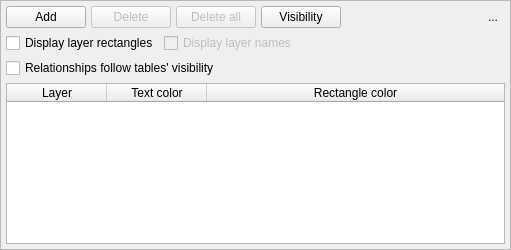
Qt form libs/libgui/ui/widgets/layersconfigwidget.ui (nullptrlabs/pgmodeler) before a commit.
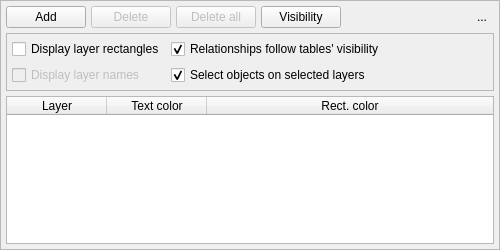
The same form after that commit. Icons and pictures are not drawn.

Commit message: Add option to select objects belonging to selected layers

Patch:
```diff
--- a/libs/libgui/ui/widgets/layersconfigwidget.ui
+++ b/libs/libgui/ui/widgets/layersconfigwidget.ui
@@ -6,13 +6,13 @@
    <rect>
     <x>0</x>
     <y>0</y>
-    <width>511</width>
+    <width>500</width>
     <height>250</height>
    </rect>
   </property>
   <property name="minimumSize">
    <size>
-    <width>450</width>
+    <width>500</width>
     <height>250</height>
    </size>
   </property>
@@ -279,14 +279,36 @@
        </layout>
       </item>
       <item>
-       <layout class="QHBoxLayout" name="horizontalLayout">
-        <property name="spacing">
+       <widget class="QFrame" name="options_frm">
+        <property name="minimumSize">
+         <size>
+          <width>0</width>
+          <height>0</height>
+         </size>
+        </property>
+        <property name="frameShape">
+         <enum>QFrame::Shape::StyledPanel</enum>
+        </property>
+        <property name="frameShadow">
+         <enum>QFrame::Shadow::Raised</enum>
+        </property>
+        <layout class="QGridLayout" name="gridLayout">
+         <property name="leftMargin">
          <number>5</number>
         </property>
-        <item>
+         <property name="topMargin">
+          <number>5</number>
+         </property>
+         <property name="rightMargin">
+          <number>5</number>
+         </property>
+         <property name="bottomMargin">
+          <number>5</number>
+         </property>
+         <item row="0" column="0">
          <widget class="QCheckBox" name="toggle_layers_rects_chk">
           <property name="sizePolicy">
-           <sizepolicy hsizetype="Preferred" vsizetype="Fixed">
+            <sizepolicy hsizetype="Fixed" vsizetype="Fixed">
             <horstretch>0</horstretch>
             <verstretch>0</verstretch>
            </sizepolicy>
@@ -296,25 +318,7 @@
           </property>
          </widget>
         </item>
-        <item>
-         <widget class="QCheckBox" name="toggle_layers_names_chk">
-          <property name="enabled">
-           <bool>false</bool>
-          </property>
-          <property name="sizePolicy">
-           <sizepolicy hsizetype="Expanding" vsizetype="Fixed">
-            <horstretch>0</horstretch>
-            <verstretch>0</verstretch>
-           </sizepolicy>
-          </property>
-          <property name="text">
-           <string>Display layer names</string>
-          </property>
-         </widget>
-        </item>
-       </layout>
-      </item>
-      <item>
+         <item row="0" column="1">
        <widget class="QCheckBox" name="rels_tabs_visibility_chk">
         <property name="sizePolicy">
          <sizepolicy hsizetype="Expanding" vsizetype="Fixed">
@@ -328,6 +332,41 @@
         <property name="text">
          <string>Relationships follow tables' visibility</string>
         </property>
+           <property name="checked">
+            <bool>true</bool>
+           </property>
+          </widget>
+         </item>
+         <item row="1" column="0">
+          <widget class="QCheckBox" name="toggle_layers_names_chk">
+           <property name="enabled">
+            <bool>false</bool>
+           </property>
+           <property name="sizePolicy">
+            <sizepolicy hsizetype="Fixed" vsizetype="Fixed">
+             <horstretch>0</horstretch>
+             <verstretch>0</verstretch>
+            </sizepolicy>
+           </property>
+           <property name="text">
+            <string>Display layer names</string>
+           </property>
+          </widget>
+         </item>
+         <item row="1" column="1">
+          <widget class="QCheckBox" name="sel_objects_chk">
+           <property name="toolTip">
+            <string>&lt;p&gt;Selects all objects belonging to the layers selected in the grid below&lt;/p&gt;</string>
+           </property>
+           <property name="text">
+            <string>Select objects on selected layers</string>
+           </property>
+           <property name="checked">
+            <bool>true</bool>
+           </property>
+          </widget>
+         </item>
+        </layout>
        </widget>
       </item>
       <item>
@@ -363,7 +402,7 @@
          <bool>true</bool>
         </attribute>
         <attribute name="verticalHeaderVisible">
-         <bool>false</bool>
+         <bool>true</bool>
         </attribute>
         <attribute name="verticalHeaderCascadingSectionResizes">
          <bool>false</bool>
@@ -389,7 +428,7 @@
         </column>
         <column>
          <property name="text">
-          <string>Rectangle color</string>
+          <string>Rect. color</string>
          </property>
         </column>
        </widget>
```
Left out of the diff: 4 changed lines with no effect on the pictures. Lines whose indentation alone changed are shown as unchanged. The commit also changes 13 other files.
